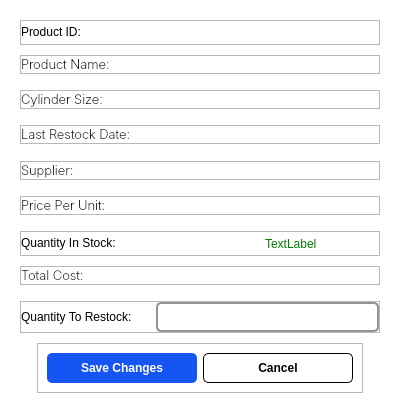
First picture: the form in app/src/ui/NEW/restock_page.ui, repository Kazu0210/Inventory-System, before the edit.
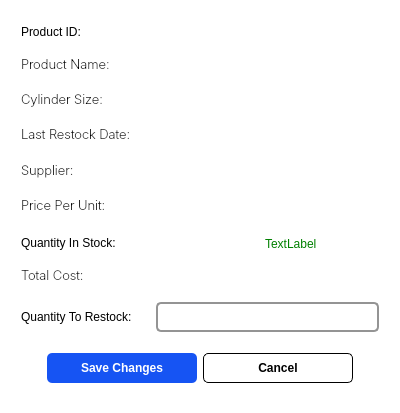
Second picture: the form after the edit.

The edit to the form file:
```diff
--- a/app/src/ui/NEW/restock_page.ui
+++ b/app/src/ui/NEW/restock_page.ui
@@ -31,6 +31,10 @@
 }
 QLabel{
 font: 75 10pt &quot;Inter&quot;;
+color: #000;
+}
+QFrame{
+background-color: transparent;
 }
 QLineEdit{
 border: 2px solid #949494;
```
